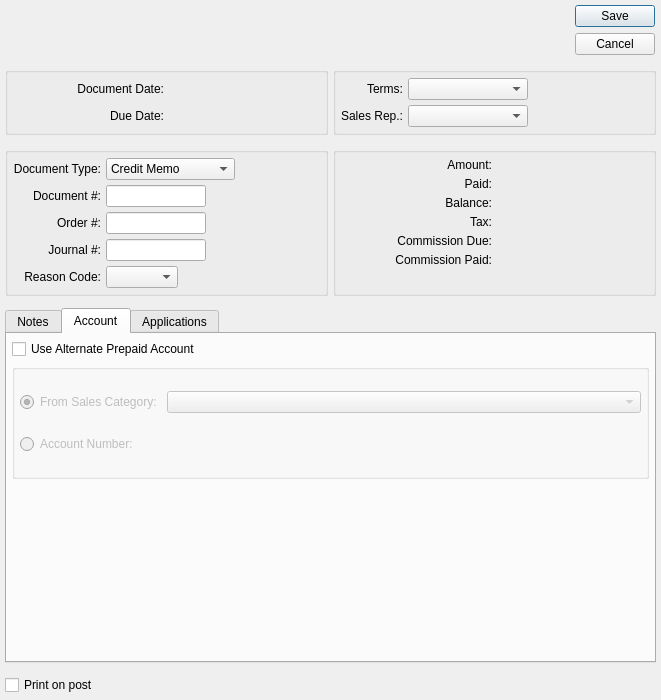
First picture: the form in guiclient/arOpenItem.ui, repository knowhow/xtuple, before the edit.
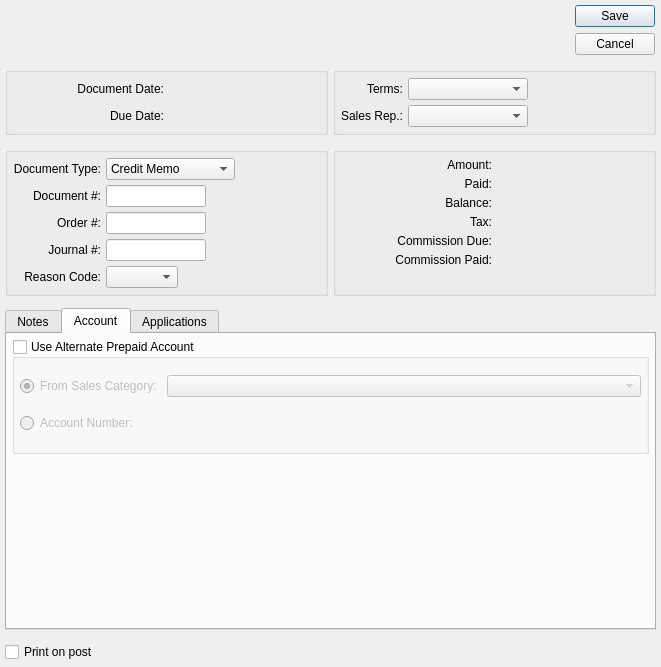
Second picture: the form after the edit. The open tabs and pages were chosen to show the change. Custom widgets are drawn as their Qt base class.

What changed in the file:
```diff
--- a/guiclient/arOpenItem.ui
+++ b/guiclient/arOpenItem.ui
@@ -14,7 +14,7 @@
     <x>0</x>
     <y>0</y>
     <width>661</width>
-    <height>700</height>
+    <height>667</height>
    </rect>
   </property>
   <property name="windowTitle">
@@ -581,7 +581,7 @@
         </attribute>
         <layout class="QGridLayout">
          <item row="0" column="0">
-          <widget class="XTextEdit" name="_notes"/>
+          <widget class="QTextEdit" name="_notes"/>
          </item>
         </layout>
        </widget>
@@ -590,11 +590,8 @@
          <string>Account</string>
         </attribute>
         <layout class="QGridLayout">
-         <item row="1" column="0">
+         <item row="0" column="0">
           <widget class="QGroupBox" name="_altPrepaid">
-           <property name="enabled">
-            <bool>true</bool>
-           </property>
            <property name="minimumSize">
             <size>
              <width>0</width>
@@ -602,10 +599,10 @@
             </size>
            </property>
            <property name="title">
-            <string/>
+            <string>Use Alternate Prepaid Account</string>
            </property>
            <property name="checkable">
-            <bool>false</bool>
+            <bool>true</bool>
            </property>
            <property name="checked">
             <bool>false</bool>
@@ -613,9 +610,6 @@
            <layout class="QGridLayout">
             <item row="0" column="2">
              <widget class="XComboBox" name="_altSalescatid">
-              <property name="enabled">
-               <bool>false</bool>
-              </property>
               <property name="sizePolicy">
                <sizepolicy hsizetype="MinimumExpanding" vsizetype="Fixed">
                 <horstretch>0</horstretch>
@@ -626,9 +620,6 @@
             </item>
             <item row="0" column="0" colspan="2">
              <widget class="QRadioButton" name="_altSalescatidSelected">
-              <property name="enabled">
-               <bool>false</bool>
-              </property>
               <property name="text">
                <string>From Sales Category:</string>
               </property>
@@ -639,9 +630,6 @@
             </item>
             <item row="1" column="0">
              <widget class="QRadioButton" name="_altAccntidSelected">
-              <property name="enabled">
-               <bool>false</bool>
-              </property>
               <property name="text">
                <string>Account Number:</string>
               </property>
@@ -657,7 +645,7 @@
            </layout>
           </widget>
          </item>
-         <item row="2" column="0">
+         <item row="1" column="0">
           <spacer>
            <property name="orientation">
             <enum>Qt::Vertical</enum>
@@ -670,13 +658,6 @@
            </property>
           </spacer>
          </item>
-         <item row="0" column="0">
-          <widget class="QCheckBox" name="_useAltPrepaid">
-           <property name="text">
-            <string>Use Alternate Prepaid Account</string>
-           </property>
-          </widget>
-         </item>
         </layout>
        </widget>
        <widget class="QWidget" name="_applicationsTab">
@@ -771,11 +752,6 @@
    <extends>QLabel</extends>
    <header>xurllabel.h</header>
   </customwidget>
-  <customwidget>
-   <class>XTextEdit</class>
-   <extends>QTextEdit</extends>
-   <header>xtextedit.h</header>
-  </customwidget>
  </customwidgets>
  <tabstops>
   <tabstop>_docDate</tabstop>
```
Left out of the diff: 50 changed lines with no effect on the pictures.
